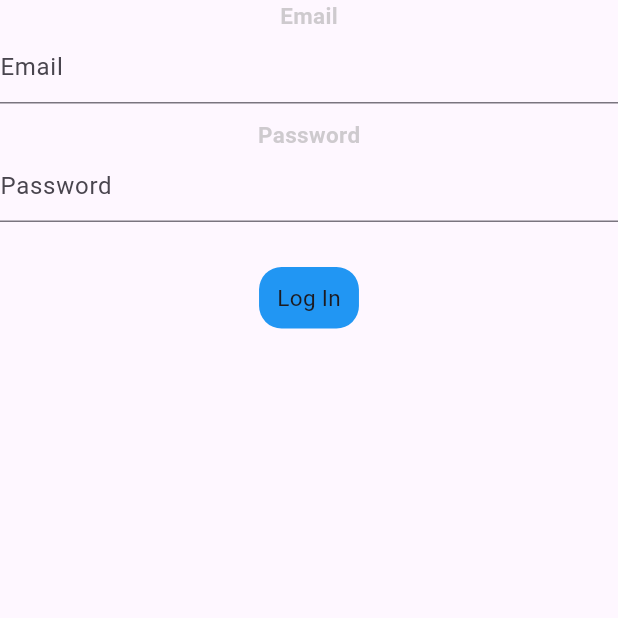
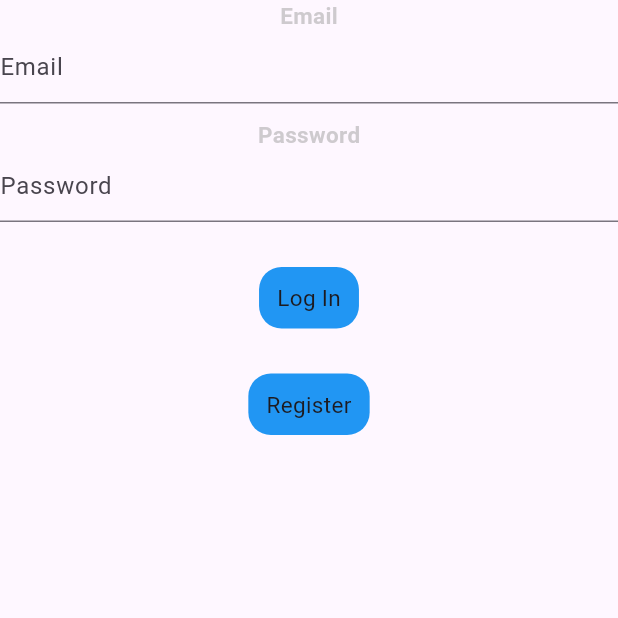
Before and after one commit to OLADISEA/blog_app, a Flutter app: the screen it shows after launch, on a phone screen of 412 x 824 dp, the top half of it. Run offline on Flutter 3.47's test engine with Material 2 defaults, Android fonts, the phone set to English and light mode, and no system bars; our stand-ins replace flutter_bloc.

Commit message:
aAdded a button to navigate to the register page

```diff
--- a/lib/views/login/log_in.dart
+++ b/lib/views/login/log_in.dart
@@ -1,6 +1,7 @@
 import 'package:blog_app/views/login/bloc/login_bloc.dart';
 import 'package:blog_app/views/login/bloc/login_events.dart';
 import 'package:blog_app/views/login/bloc/login_states.dart';
+import 'package:blog_app/views/signup/sign_up.dart';
 import 'package:flutter/material.dart';
 import 'package:flutter_bloc/flutter_bloc.dart';
 
@@ -38,7 +39,13 @@ class LogIn extends StatelessWidget {
                     print(state.email);
                     context.read<LogInBloc>().add(LogInButton());
                   }
-              )
+              ),
+              generalButton(
+                  'Register', () {
+                Navigator.of(context).push(MaterialPageRoute(
+                  builder: (context) => const SignUp(),
+                ));
+              })
             ],
           );
         }
```
